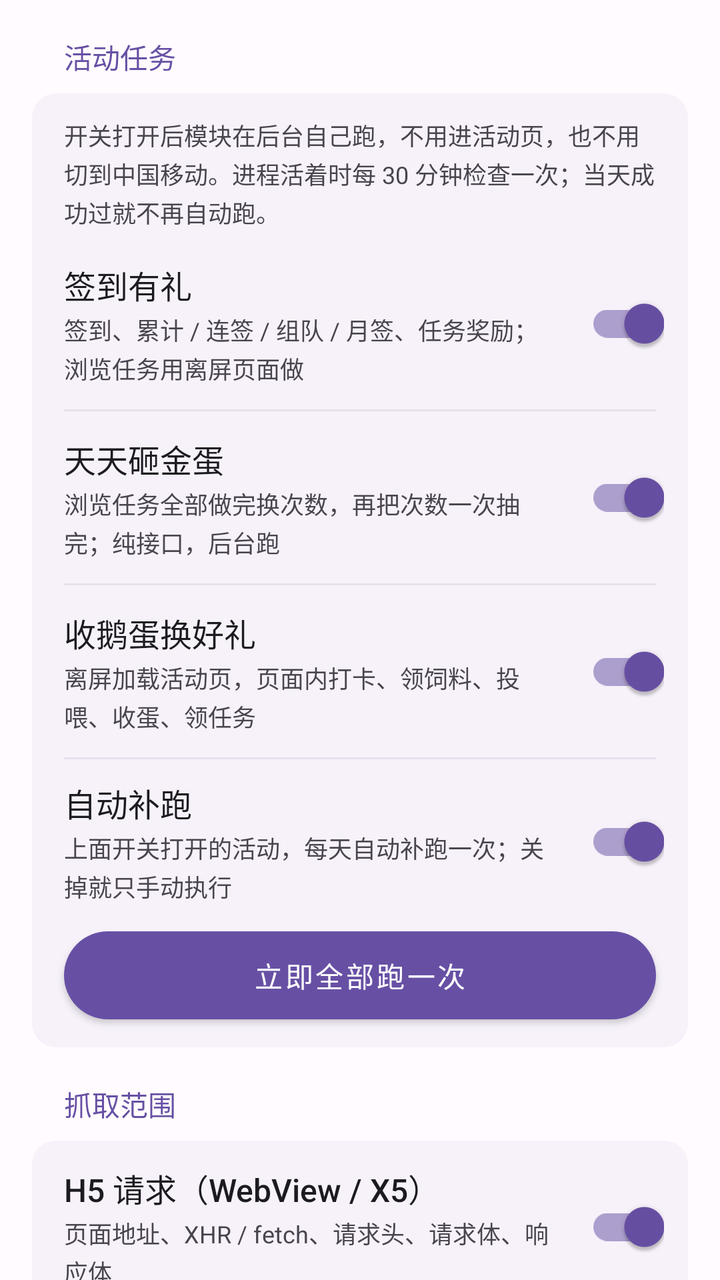
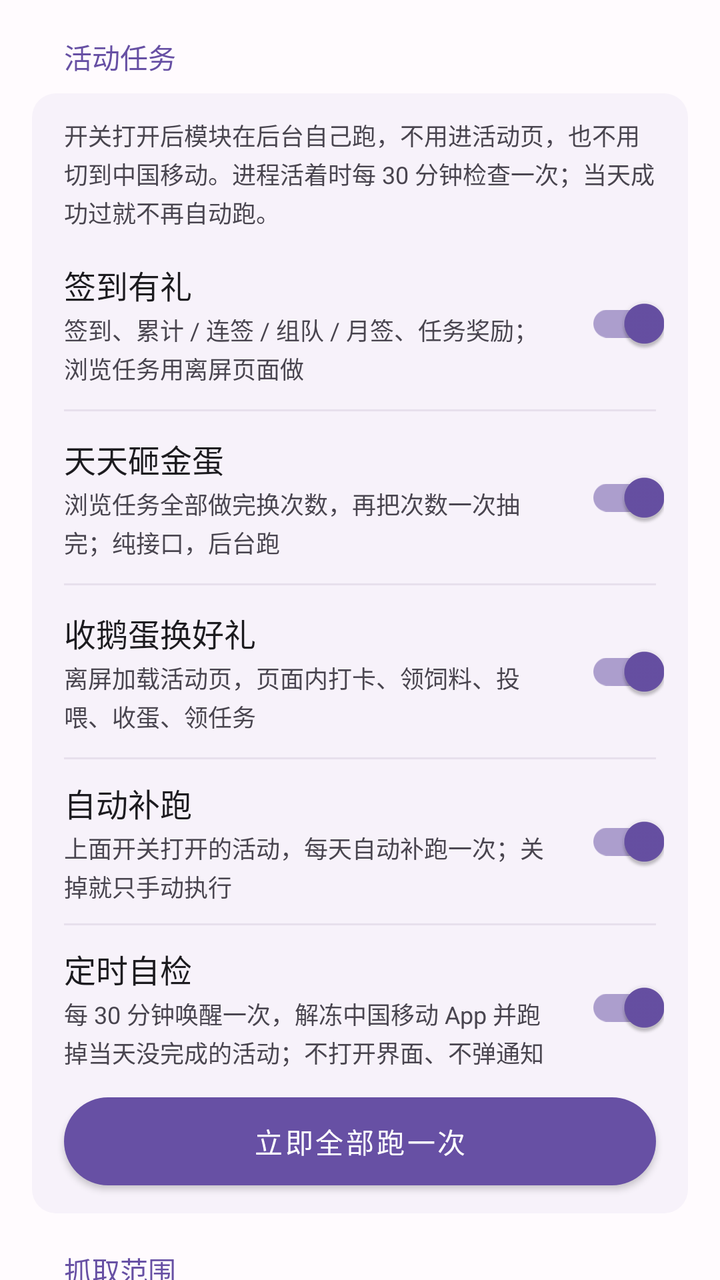

Compare the two renders of this Android layout. The source of the first and the diff that turns it into the second are given below.
<!-- AndroidManifest.xml: application theme Theme.CmccHook -->
<!-- res/layout/page_func.xml -->
<?xml version="1.0" encoding="utf-8"?>
<ScrollView xmlns:android="http://schemas.android.com/apk/res/android"
    xmlns:app="http://schemas.android.com/apk/res-auto"
    android:layout_width="match_parent"
    android:layout_height="match_parent"
    android:clipToPadding="false"
    android:fillViewport="true"
    android:scrollbars="none">

    <LinearLayout
        android:layout_width="match_parent"
        android:layout_height="wrap_content"
        android:orientation="vertical"
        android:paddingStart="16dp"
        android:paddingEnd="16dp"
        android:paddingBottom="24dp">

        <TextView
            style="@style/SectionTitle"
            android:layout_width="wrap_content"
            android:layout_height="wrap_content"
            android:text="@string/task_title" />

        <LinearLayout
            style="@style/CardBox"
            android:layout_width="match_parent"
            android:layout_height="wrap_content">

            <TextView
                style="@style/RowDesc"
                android:layout_width="match_parent"
                android:layout_height="wrap_content"
                android:paddingStart="16dp"
                android:paddingTop="12dp"
                android:paddingEnd="16dp"
                android:paddingBottom="4dp"
                android:text="@string/task_hint" />

            <LinearLayout
                android:layout_width="match_parent"
                android:layout_height="wrap_content"
                android:gravity="center_vertical"
                android:orientation="horizontal"
                android:paddingStart="16dp"
                android:paddingTop="12dp"
                android:paddingEnd="12dp"
                android:paddingBottom="12dp">

                <LinearLayout
                    android:layout_width="0dp"
                    android:layout_height="wrap_content"
                    android:layout_weight="1"
                    android:orientation="vertical">

                    <TextView
                        style="@style/RowTitle"
                        android:layout_width="match_parent"
                        android:layout_height="wrap_content"
                        android:text="@string/task_sign" />

                    <TextView
                        style="@style/RowDesc"
                        android:layout_width="match_parent"
                        android:layout_height="wrap_content"
                        android:text="@string/task_sign_desc" />
                </LinearLayout>

                <com.google.android.material.switchmaterial.SwitchMaterial
                    android:id="@+id/switchPageSign"
                    android:layout_width="wrap_content"
                    android:layout_height="wrap_content"
                    android:layout_marginStart="8dp"
                    android:checked="true" />
            </LinearLayout>

            <View
                android:layout_width="match_parent"
                android:layout_height="1dp"
                android:layout_marginStart="16dp"
                android:layout_marginEnd="16dp"
                android:background="@color/divider" />

            <LinearLayout
                android:layout_width="match_parent"
                android:layout_height="wrap_content"
                android:gravity="center_vertical"
                android:orientation="horizontal"
                android:paddingStart="16dp"
                android:paddingTop="12dp"
                android:paddingEnd="12dp"
                android:paddingBottom="12dp">

                <LinearLayout
                    android:layout_width="0dp"
                    android:layout_height="wrap_content"
                    android:layout_weight="1"
                    android:orientation="vertical">

                    <TextView
                        style="@style/RowTitle"
                        android:layout_width="match_parent"
                        android:layout_height="wrap_content"
                        android:text="@string/task_egg" />

                    <TextView
                        style="@style/RowDesc"
                        android:layout_width="match_parent"
                        android:layout_height="wrap_content"
                        android:text="@string/task_egg_desc" />
                </LinearLayout>

                <com.google.android.material.switchmaterial.SwitchMaterial
                    android:id="@+id/switchPageEgg"
                    android:layout_width="wrap_content"
                    android:layout_height="wrap_content"
                    android:layout_marginStart="8dp"
                    android:checked="true" />
            </LinearLayout>

            <View
                android:layout_width="match_parent"
                android:layout_height="1dp"
                android:layout_marginStart="16dp"
                android:layout_marginEnd="16dp"
                android:background="@color/divider" />

            <LinearLayout
                android:layout_width="match_parent"
                android:layout_height="wrap_content"
                android:gravity="center_vertical"
                android:orientation="horizontal"
                android:paddingStart="16dp"
                android:paddingTop="12dp"
                android:paddingEnd="12dp"
                android:paddingBottom="12dp">

                <LinearLayout
                    android:layout_width="0dp"
                    android:layout_height="wrap_content"
                    android:layout_weight="1"
                    android:orientation="vertical">

                    <TextView
                        style="@style/RowTitle"
                        android:layout_width="match_parent"
                        android:layout_height="wrap_content"
                        android:text="@string/task_goose" />

                    <TextView
                        style="@style/RowDesc"
                        android:layout_width="match_parent"
                        android:layout_height="wrap_content"
                        android:text="@string/task_goose_desc" />
                </LinearLayout>

                <com.google.android.material.switchmaterial.SwitchMaterial
                    android:id="@+id/switchPageGoose"
                    android:layout_width="wrap_content"
                    android:layout_height="wrap_content"
                    android:layout_marginStart="8dp"
                    android:checked="true" />
            </LinearLayout>

            <View
                android:layout_width="match_parent"
                android:layout_height="1dp"
                android:layout_marginStart="16dp"
                android:layout_marginEnd="16dp"
                android:background="@color/divider" />

            <LinearLayout
                android:layout_width="match_parent"
                android:layout_height="wrap_content"
                android:gravity="center_vertical"
                android:orientation="horizontal"
                android:paddingStart="16dp"
                android:paddingTop="10dp"
                android:paddingEnd="12dp"
                android:paddingBottom="10dp">

                <LinearLayout
                    android:layout_width="0dp"
                    android:layout_height="wrap_content"
                    android:layout_weight="1"
                    android:orientation="vertical">

                    <TextView
                        style="@style/RowTitle"
                        android:layout_width="match_parent"
                        android:layout_height="wrap_content"
                        android:text="@string/task_auto" />

                    <TextView
                        style="@style/RowDesc"
                        android:layout_width="match_parent"
                        android:layout_height="wrap_content"
                        android:text="@string/task_auto_desc" />
                </LinearLayout>

                <com.google.android.material.switchmaterial.SwitchMaterial
                    android:id="@+id/switchAutoSign"
                    android:layout_width="wrap_content"
                    android:layout_height="wrap_content"
                    android:layout_marginStart="8dp"
                    android:checked="true" />
            </LinearLayout>

            <com.google.android.material.button.MaterialButton
                android:id="@+id/btnRunAll"
                android:layout_width="match_parent"
                android:layout_height="44dp"
                android:layout_marginStart="16dp"
                android:layout_marginTop="4dp"
                android:layout_marginEnd="16dp"
                android:layout_marginBottom="14dp"
                android:insetTop="0dp"
                android:insetBottom="0dp"
                android:text="@string/btn_all"
                android:textAllCaps="false"
                android:textColor="@color/on_primary"
                android:textSize="14sp"
                app:backgroundTint="@color/primary"
                app:cornerRadius="999dp"
                app:elevation="0dp" />
        </LinearLayout>



        <TextView
            style="@style/SectionTitle"
            android:layout_width="wrap_content"
            android:layout_height="wrap_content"
            android:text="@string/capture_title" />

        <LinearLayout
            style="@style/CardBox"
            android:layout_width="match_parent"
            android:layout_height="wrap_content">

            <LinearLayout
                android:layout_width="match_parent"
                android:layout_height="wrap_content"
                android:gravity="center_vertical"
                android:orientation="horizontal"
                android:paddingStart="16dp"
                android:paddingTop="12dp"
                android:paddingEnd="12dp"
                android:paddingBottom="12dp">

                <LinearLayout
                    android:layout_width="0dp"
                    android:layout_height="wrap_content"
                    android:layout_weight="1"
                    android:orientation="vertical">

                    <TextView
                        style="@style/RowTitle"
                        android:layout_width="match_parent"
                        android:layout_height="wrap_content"
                        android:text="@string/capture_h5" />

                    <TextView
                        style="@style/RowDesc"
                        android:layout_width="match_parent"
                        android:layout_height="wrap_content"
                        android:text="@string/capture_h5_desc" />
                </LinearLayout>

                <com.google.android.material.switchmaterial.SwitchMaterial
                    android:id="@+id/switchH5"
                    android:layout_width="wrap_content"
                    android:layout_height="wrap_content"
                    android:layout_marginStart="8dp"
                    android:checked="true" />
            </LinearLayout>

            <View
                android:layout_width="match_parent"
                android:layout_height="1dp"
                android:layout_marginStart="16dp"
                android:layout_marginEnd="16dp"
                android:background="@color/divider" />

            <LinearLayout
                android:layout_width="match_parent"
                android:layout_height="wrap_content"
                android:gravity="center_vertical"
                android:orientation="horizontal"
                android:paddingStart="16dp"
                android:paddingTop="12dp"
                android:paddingEnd="12dp"
                android:paddingBottom="12dp">

                <LinearLayout
                    android:layout_width="0dp"
                    android:layout_height="wrap_content"
                    android:layout_weight="1"
                    android:orientation="vertical">

                    <TextView
                        style="@style/RowTitle"
                        android:layout_width="match_parent"
                        android:layout_height="wrap_content"
                        android:text="@string/capture_native" />

                    <TextView
                        style="@style/RowDesc"
                        android:layout_width="match_parent"
                        android:layout_height="wrap_content"
                        android:text="@string/capture_native_desc" />
                </LinearLayout>

                <com.google.android.material.switchmaterial.SwitchMaterial
                    android:id="@+id/switchNative"
                    android:layout_width="wrap_content"
                    android:layout_height="wrap_content"
                    android:layout_marginStart="8dp"
                    android:checked="true" />
            </LinearLayout>

            <View
                android:layout_width="match_parent"
                android:layout_height="1dp"
                android:layout_marginStart="16dp"
                android:layout_marginEnd="16dp"
                android:background="@color/divider" />

            <LinearLayout
                android:layout_width="match_parent"
                android:layout_height="wrap_content"
                android:gravity="center_vertical"
                android:orientation="horizontal"
                android:paddingStart="16dp"
                android:paddingTop="12dp"
                android:paddingEnd="12dp"
                android:paddingBottom="12dp">

                <LinearLayout
                    android:layout_width="0dp"
                    android:layout_height="wrap_content"
                    android:layout_weight="1"
                    android:orientation="vertical">

                    <TextView
                        style="@style/RowTitle"
                        android:layout_width="match_parent"
                        android:layout_height="wrap_content"
                        android:text="@string/capture_ui" />

                    <TextView
                        style="@style/RowDesc"
                        android:layout_width="match_parent"
                        android:layout_height="wrap_content"
                        android:text="@string/capture_ui_desc" />
                </LinearLayout>

                <com.google.android.material.switchmaterial.SwitchMaterial
                    android:id="@+id/switchUi"
                    android:layout_width="wrap_content"
                    android:layout_height="wrap_content"
                    android:layout_marginStart="8dp"
                    android:checked="true" />
            </LinearLayout>

            <View
                android:layout_width="match_parent"
                android:layout_height="1dp"
                android:layout_marginStart="16dp"
                android:layout_marginEnd="16dp"
                android:background="@color/divider" />

            <LinearLayout
                android:layout_width="match_parent"
                android:layout_height="wrap_content"
                android:gravity="center_vertical"
                android:orientation="horizontal"
                android:paddingStart="16dp"
                android:paddingTop="12dp"
                android:paddingEnd="12dp"
                android:paddingBottom="12dp">

                <LinearLayout
                    android:layout_width="0dp"
                    android:layout_height="wrap_content"
                    android:layout_weight="1"
                    android:orientation="vertical">

                    <TextView
                        style="@style/RowTitle"
                        android:layout_width="match_parent"
                        android:layout_height="wrap_content"
                        android:text="@string/capture_storage" />

                    <TextView
                        style="@style/RowDesc"
                        android:layout_width="match_parent"
                        android:layout_height="wrap_content"
                        android:text="@string/capture_storage_desc" />
                </LinearLayout>

                <com.google.android.material.switchmaterial.SwitchMaterial
                    android:id="@+id/switchStorage"
                    android:layout_width="wrap_content"
                    android:layout_height="wrap_content"
                    android:layout_marginStart="8dp"
                    android:checked="true" />
            </LinearLayout>
        </LinearLayout>

        <TextView
            style="@style/SectionTitle"
            android:layout_width="wrap_content"
            android:layout_height="wrap_content"
            android:text="@string/filter_title" />

        <LinearLayout
            style="@style/CardBox"
            android:layout_width="match_parent"
            android:layout_height="wrap_content">

            <LinearLayout
                android:layout_width="match_parent"
                android:layout_height="wrap_content"
                android:gravity="center_vertical"
                android:orientation="horizontal"
                android:paddingStart="16dp"
                android:paddingTop="12dp"
                android:paddingEnd="12dp"
                android:paddingBottom="12dp">

                <LinearLayout
                    android:layout_width="0dp"
                    android:layout_height="wrap_content"
                    android:layout_weight="1"
                    android:orientation="vertical">

                    <TextView
                        style="@style/RowTitle"
                        android:layout_width="match_parent"
                        android:layout_height="wrap_content"
                        android:text="@string/capture_filter" />

                    <TextView
                        style="@style/RowDesc"
                        android:layout_width="match_parent"
                        android:layout_height="wrap_content"
                        android:text="@string/capture_filter_desc" />
                </LinearLayout>

                <com.google.android.material.switchmaterial.SwitchMaterial
                    android:id="@+id/switchFilter"
                    android:layout_width="wrap_content"
                    android:layout_height="wrap_content"
                    android:layout_marginStart="8dp"
                    android:checked="true" />
            </LinearLayout>

            <View
                android:layout_width="match_parent"
                android:layout_height="1dp"
                android:layout_marginStart="16dp"
                android:layout_marginEnd="16dp"
                android:background="@color/divider" />

            <LinearLayout
                android:layout_width="match_parent"
                android:layout_height="wrap_content"
                android:gravity="center_vertical"
                android:orientation="horizontal"
                android:paddingStart="16dp"
                android:paddingTop="12dp"
                android:paddingEnd="12dp"
                android:paddingBottom="12dp">

                <LinearLayout
                    android:layout_width="0dp"
                    android:layout_height="wrap_content"
                    android:layout_weight="1"
                    android:orientation="vertical">

                    <TextView
                        style="@style/RowTitle"
                        android:layout_width="match_parent"
                        android:layout_height="wrap_content"
                        android:text="@string/capture_h5_noise" />

                    <TextView
                        style="@style/RowDesc"
                        android:layout_width="match_parent"
                        android:layout_height="wrap_content"
                        android:text="@string/capture_h5_noise_desc" />
                </LinearLayout>

                <com.google.android.material.switchmaterial.SwitchMaterial
                    android:id="@+id/switchH5Noise"
                    android:layout_width="wrap_content"
                    android:layout_height="wrap_content"
                    android:layout_marginStart="8dp"
                    android:checked="true" />
            </LinearLayout>
        </LinearLayout>

        <TextView
            style="@style/SectionTitle"
            android:layout_width="wrap_content"
            android:layout_height="wrap_content"
            android:text="@string/debug_title" />

        <LinearLayout
            style="@style/CardBox"
            android:layout_width="match_parent"
            android:layout_height="wrap_content"
            android:paddingStart="16dp"
            android:paddingTop="12dp"
            android:paddingEnd="12dp"
            android:paddingBottom="12dp">

            <LinearLayout
                android:layout_width="match_parent"
                android:layout_height="wrap_content"
                android:gravity="center_vertical"
                android:orientation="horizontal">

                <LinearLayout
                    android:layout_width="0dp"
                    android:layout_height="wrap_content"
                    android:layout_weight="1"
                    android:orientation="vertical">

                    <TextView
                        style="@style/RowTitle"
                        android:layout_width="match_parent"
                        android:layout_height="wrap_content"
                        android:text="@string/capture_verbose_raw" />

                    <TextView
                        style="@style/RowDesc"
                        android:layout_width="match_parent"
                        android:layout_height="wrap_content"
                        android:text="@string/capture_verbose_raw_desc" />
                </LinearLayout>

                <com.google.android.material.switchmaterial.SwitchMaterial
                    android:id="@+id/switchVerboseRaw"
                    android:layout_width="wrap_content"
                    android:layout_height="wrap_content"
                    android:layout_marginStart="8dp"
                    android:checked="false" />
            </LinearLayout>
        </LinearLayout>

        <TextView
            style="@style/SectionTitle"
            android:layout_width="wrap_content"
            android:layout_height="wrap_content"
            android:text="@string/module_title" />

        <LinearLayout
            style="@style/CardBox"
            android:layout_width="match_parent"
            android:layout_height="wrap_content"
            android:paddingStart="16dp"
            android:paddingTop="12dp"
            android:paddingEnd="12dp"
            android:paddingBottom="12dp">

            <LinearLayout
                android:layout_width="match_parent"
                android:layout_height="wrap_content"
                android:gravity="center_vertical"
                android:orientation="horizontal">

                <LinearLayout
                    android:layout_width="0dp"
                    android:layout_height="wrap_content"
                    android:layout_weight="1"
                    android:orientation="vertical">

                    <TextView
                        style="@style/RowTitle"
                        android:layout_width="match_parent"
                        android:layout_height="wrap_content"
                        android:text="@string/capture_secondary" />

                    <TextView
                        style="@style/RowDesc"
                        android:layout_width="match_parent"
                        android:layout_height="wrap_content"
                        android:text="@string/capture_secondary_desc" />
                </LinearLayout>

                <com.google.android.material.switchmaterial.SwitchMaterial
                    android:id="@+id/switchSecondary"
                    android:layout_width="wrap_content"
                    android:layout_height="wrap_content"
                    android:layout_marginStart="8dp"
                    android:checked="false" />
            </LinearLayout>
        </LinearLayout>
    </LinearLayout>
</ScrollView>
<!-- resources referenced by this layout -->
<resources>
  <color name="divider">#E7E0EC</color>
  <color name="on_primary">#FFFFFF</color>
  <color name="primary">#6750A4</color>
  <string name="btn_all">立即全部跑一次</string>
  <string name="capture_filter">仅记录 10086 / cmcc 域名</string>
  <string name="capture_filter_desc">关闭后会记录目标 App 的更多请求，日志会明显变多</string>
  <string name="capture_h5">H5 请求（WebView / X5）</string>
  <string name="capture_h5_desc">页面地址、XHR / fetch、请求头、请求体、响应体</string>
  <string name="capture_h5_noise">过滤 H5 埋点噪音</string>
  <string name="capture_h5_noise_desc">屏蔽 psie 曝光埋点等第三方 SDK 的重复报错，每 60 秒汇总一条。关闭后原样记录每一条。</string>
  <string name="capture_native">原生网络（OkHttp）</string>
  <string name="capture_native_desc">App 自身接口的 URL、请求头、请求体、响应头、响应体</string>
  <string name="capture_secondary">注入其他进程（默认关闭）</string>
  <string name="capture_secondary_desc">加固壳的 :tools 安全进程始终跳过。只有需要抓取推送 / X5 沙盒等进程时才打开，平时保持关闭更稳定。</string>
  <string name="capture_storage">Cookie / Storage</string>
  <string name="capture_storage_desc">WebView Cookie、localStorage、sessionStorage</string>
  <string name="capture_title">抓取范围</string>
  <string name="capture_ui">页面与点击</string>
  <string name="capture_ui_desc">Activity 跳转、WebView 页面、H5 点击文本</string>
  <string name="capture_verbose_raw">详细原始返回</string>
  <string name="capture_verbose_raw_desc">关：每条原始返回截到 8 KB，日志不会暴涨、看日志也不卡；开：整段输出（对接接口、核对字段时才用，日志会非常大）</string>
  <string name="debug_title">调试</string>
  <string name="filter_title">过滤</string>
  <string name="module_title">模块</string>
  <string name="task_auto">自动补跑</string>
  <string name="task_auto_desc">上面开关打开的活动，每天自动补跑一次；关掉就只手动执行</string>
  <string name="task_egg">天天砸金蛋</string>
  <string name="task_egg_desc">浏览任务全部做完换次数，再把次数一次抽完；纯接口，后台跑</string>
  <string name="task_goose">收鹅蛋换好礼</string>
  <string name="task_goose_desc">离屏加载活动页，页面内打卡、领饲料、投喂、收蛋、领任务</string>
  <string name="task_hint">开关打开后模块在后台自己跑，不用进活动页，也不用切到中国移动。进程活着时每 30 分钟检查一次；当天成功过就不再自动跑。</string>
  <string name="task_sign">签到有礼</string>
  <string name="task_sign_desc">签到、累计 / 连签 / 组队 / 月签、任务奖励；浏览任务用离屏页面做</string>
  <string name="task_title">活动任务</string>
  <style name="CardBox">
          <item name="android:background">@drawable/bg_card</item>
          <item name="android:orientation">vertical</item>
      </style>
  <style name="RowDesc">
          <item name="android:textSize">12sp</item>
          <item name="android:textColor">@color/text_secondary</item>
          <item name="android:lineSpacingExtra">2dp</item>
          <item name="android:paddingTop">2dp</item>
      </style>
  <style name="RowTitle">
          <item name="android:textSize">16sp</item>
          <item name="android:fontFamily">sans-serif-medium</item>
          <item name="android:textColor">@color/text_primary</item>
      </style>
  <style name="SectionTitle">
          <item name="android:textSize">14sp</item>
          <item name="android:fontFamily">sans-serif-medium</item>
          <item name="android:textColor">@color/primary</item>
          <item name="android:paddingStart">16dp</item>
          <item name="android:paddingEnd">16dp</item>
          <item name="android:paddingTop">18dp</item>
          <item name="android:paddingBottom">8dp</item>
      </style>
  <!-- drawable bg_card (drawable) -->
  <?xml version="1.0" encoding="utf-8"?>
  <shape xmlns:android="http://schemas.android.com/apk/res/android"
      android:shape="rectangle">
      <solid android:color="@color/container_low" />
      <corners android:radius="12dp" />
  </shape>
  <color name="text_secondary">#49454F</color>
  <color name="text_primary">#1C1B1F</color>
  <color name="primary_dark">#4F378B</color>
  <color name="surface">#FFFBFE</color>
  <color name="background">#FFFBFE</color>
  <color name="container_low">#F7F2FA</color>
  <!-- unchanged entries left out for length: 1 -->
</resources>

<!-- the commit's change to res/layout/page_func.xml (unified diff, before → after) -->
@@ -199,6 +199,50 @@
 
                 <com.google.android.material.switchmaterial.SwitchMaterial
                     android:id="@+id/switchAutoSign"
+                    android:layout_width="wrap_content"
+                    android:layout_height="wrap_content"
+                    android:layout_marginStart="8dp"
+                    android:checked="true" />
+            </LinearLayout>
+
+            <View
+                android:layout_width="match_parent"
+                android:layout_height="1dp"
+                android:layout_marginStart="16dp"
+                android:layout_marginEnd="16dp"
+                android:background="@color/divider" />
+
+            <LinearLayout
+                android:layout_width="match_parent"
+                android:layout_height="wrap_content"
+                android:gravity="center_vertical"
+                android:orientation="horizontal"
+                android:paddingStart="16dp"
+                android:paddingTop="10dp"
+                android:paddingEnd="12dp"
+                android:paddingBottom="10dp">
+
+                <LinearLayout
+                    android:layout_width="0dp"
+                    android:layout_height="wrap_content"
+                    android:layout_weight="1"
+                    android:orientation="vertical">
+
+                    <TextView
+                        style="@style/RowTitle"
+                        android:layout_width="match_parent"
+                        android:layout_height="wrap_content"
+                        android:text="@string/task_keepalive" />
+
+                    <TextView
+                        style="@style/RowDesc"
+                        android:layout_width="match_parent"
+                        android:layout_height="wrap_content"
+                        android:text="@string/task_keepalive_desc" />
+                </LinearLayout>
+
+                <com.google.android.material.switchmaterial.SwitchMaterial
+                    android:id="@+id/switchKeepAlive"
                     android:layout_width="wrap_content"
                     android:layout_height="wrap_content"
                     android:layout_marginStart="8dp"
<!-- resource entries referenced after the edit -->
@@ -31,6 +31,8 @@
   <string name="task_goose">收鹅蛋换好礼</string>
   <string name="task_goose_desc">离屏加载活动页，页面内打卡、领饲料、投喂、收蛋、领任务</string>
   <string name="task_hint">开关打开后模块在后台自己跑，不用进活动页，也不用切到中国移动。进程活着时每 30 分钟检查一次；当天成功过就不再自动跑。</string>
+  <string name="task_keepalive">定时自检</string>
+  <string name="task_keepalive_desc">每 30 分钟唤醒一次，解冻中国移动 App 并跑掉当天没完成的活动；不打开界面、不弹通知</string>
   <string name="task_sign">签到有礼</string>
   <string name="task_sign_desc">签到、累计 / 连签 / 组队 / 月签、任务奖励；浏览任务用离屏页面做</string>
   <string name="task_title">活动任务</string>
